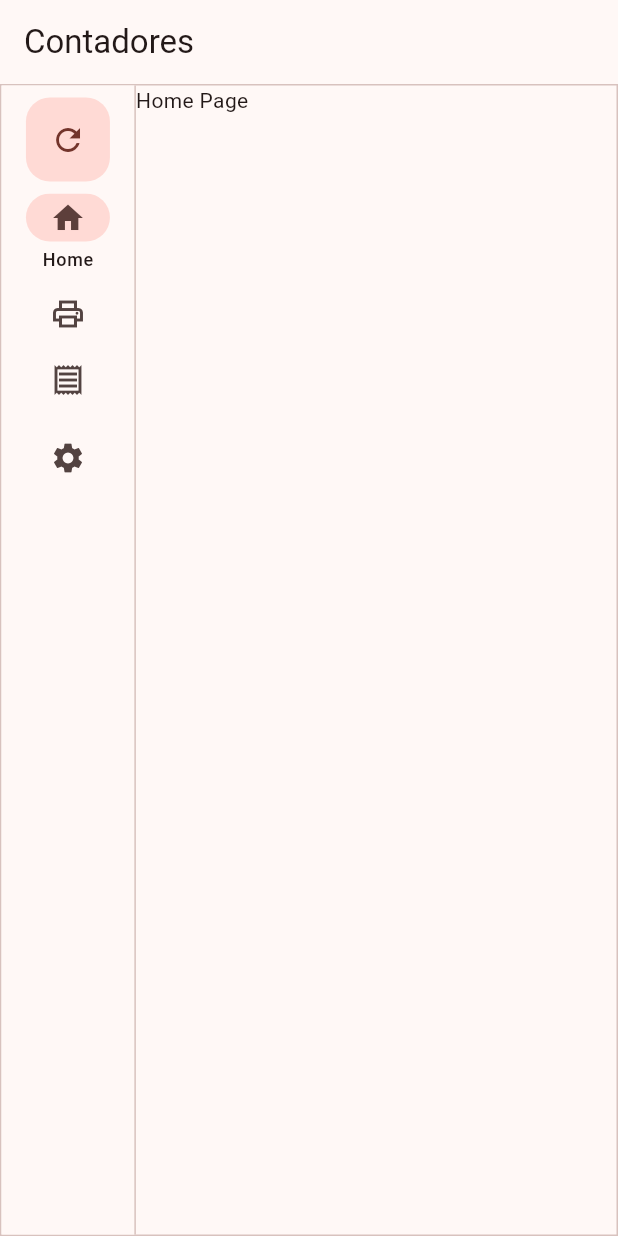
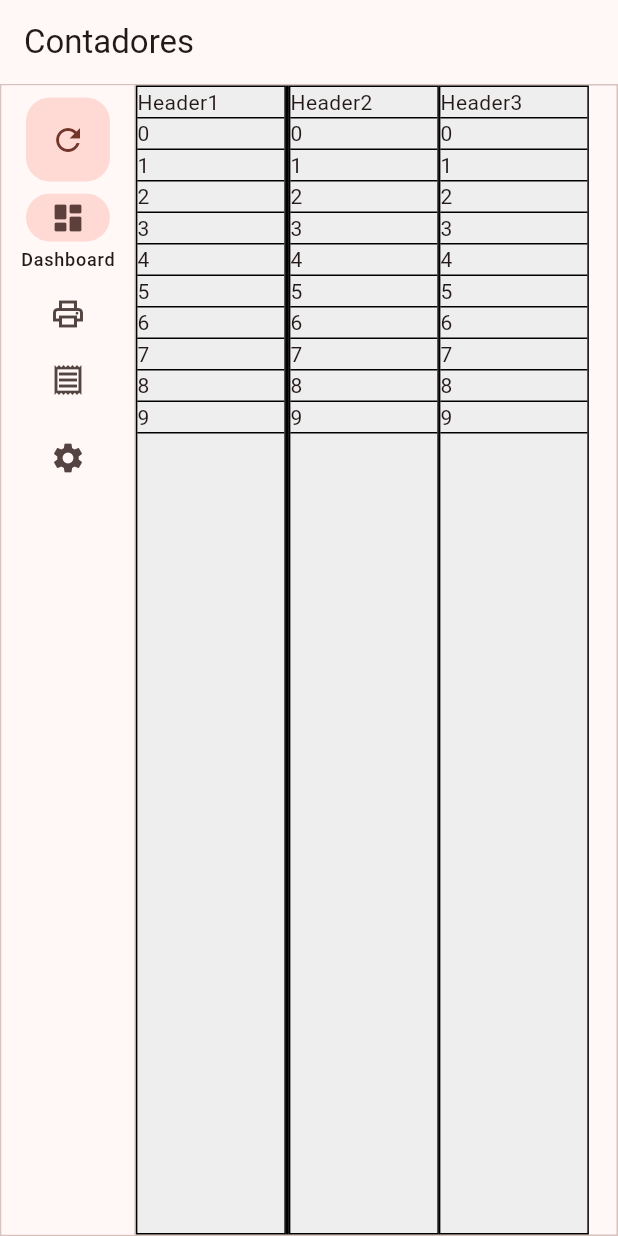
Before and after one commit to BrunoAlm/DURIN, a Flutter app: the screen it shows after launch, on a phone screen of 412 x 824 dp. Run offline on Flutter 3.47's test engine with Material 3 defaults, Android fonts, the phone set to English and light mode, and no system bars; our stand-ins replace csv, dio, get_it; missing offline and left inert: dart:html; network calls fail.

Commit message:
tentando fazer a tabela zica

```diff
--- a/contadores/agora-vai/app/lib/main.dart
+++ b/contadores/agora-vai/app/lib/main.dart
@@ -1,5 +1,5 @@
 import 'package:app/src/app_module.dart';
-import 'package:app/src/pages/features/home/home_page.dart';
+import 'package:app/src/pages/features/dashboard/dashboard_page.dart';
 import 'package:app/src/pages/features/printers/printers_page.dart';
 import 'package:app/src/pages/features/reports/reports_page.dart';
 import 'package:app/src/pages/features/settings/settings_page.dart';
@@ -25,7 +25,7 @@ class AppWidget extends StatelessWidget {
       initialRoute: '/',
       routes: {
         '/': (context) => const NavigationPage(),
-        '/home': (context) => const HomePage(),
+        '/home': (context) => const DashboardPage(),
         '/printers': (context) => const PrintersPage(),
         '/reports': (context) => const ReportsPage(),
         '/settings': (context) => const SettingsPage(),
--- a/contadores/agora-vai/app/lib/src/app_module.dart
+++ b/contadores/agora-vai/app/lib/src/app_module.dart
@@ -1,6 +1,7 @@
 
 import 'package:app/main.dart';
 import 'package:app/src/core/api_service.dart';
+import 'package:app/src/pages/features/dashboard/dashboard_controller.dart';
 import 'package:app/src/pages/features/printers/printers_repository.dart';
 import 'package:app/src/pages/features/printers/printers_controller.dart';
 import 'package:app/src/pages/features/reports/reports_controller.dart';
@@ -18,5 +19,6 @@ class AppModule {
     di.registerLazySingleton(() => PrintersController());
     di.registerFactory(() => NavigationStore());
     di.registerFactory(() => ReportsController());
+    di.registerFactory(() => DashboardController());
   }
 }
--- a/contadores/agora-vai/app/lib/src/core/helpers.dart
+++ b/contadores/agora-vai/app/lib/src/core/helpers.dart
@@ -9,4 +9,10 @@ class Helpers {
     "Araquari",
     "Maceió",
   ];
+  static const dadosParaCalculo = {
+    "valorImpressoraEtiquetas": 352.47,
+    "valorImpressoraMultifuncional": 0.00,
+    "valorPaginaExcedenteEtiquetas": 0.0025,
+    "valorPaginaExcedenteMultifuncional": 0.1177,
+  };
 }
--- /dev/null
+++ b/contadores/agora-vai/app/lib/src/pages/features/dashboard/dashboard_page.dart
@@ -0,0 +1,198 @@
+import 'package:app/main.dart';
+import 'package:app/src/pages/features/dashboard/dashboard_controller.dart';
+import 'package:app/src/pages/features/dashboard/widgets/draggble_table.dart';
+import 'package:app/src/pages/features/printers/printers_controller.dart';
+import 'package:flutter/material.dart';
+
+class DashboardPage extends StatefulWidget {
+  const DashboardPage({super.key});
+
+  @override
+  State<DashboardPage> createState() => _DashboardPageState();
+}
+
+class _DashboardPageState extends State<DashboardPage>
+    with TickerProviderStateMixin {
+  final PrintersController printersCt = di();
+  final DashboardController dashCt = di();
+  double _blockWidth = 0;
+  var rowKey = GlobalKey();
+
+  @override
+  Widget build(BuildContext context) {
+    final screenWidth = MediaQuery.of(context).size.width;
+    return Column(
+      children: [
+        Flexible(
+          child: Row(
+            key: rowKey,
+            children: [
+              Container(
+                width: 100 + _blockWidth,
+                decoration: BoxDecoration(
+                    color: const Color.fromARGB(255, 238, 238, 238),
+                    border: Border.all()),
+                child: Column(
+                  crossAxisAlignment: CrossAxisAlignment.stretch,
+                  children: [
+                    Container(
+                        decoration:
+                            const BoxDecoration(border: Border(bottom: BorderSide())),
+                        child: const Text('Header1')),
+                    Column(
+                      crossAxisAlignment: CrossAxisAlignment.stretch,
+                      children: List.generate(
+                        10,
+                        (index) => Container(
+                            decoration: const BoxDecoration(
+                                border: Border(bottom: BorderSide())),
+                            child: Text('$index')),
+                      ),
+                    )
+                  ],
+                ),
+              ),
+              MouseRegion(
+                cursor: SystemMouseCursors.resizeColumn,
+                child: GestureDetector(
+                  onHorizontalDragStart: (details) {
+                    _onColumnDragStart();
+                  },
+                  onHorizontalDragUpdate: (details) =>
+                      _onColumnDragUpdate(details.delta.dx, screenWidth),
+                  onHorizontalDragEnd: (details) =>
+                      _onColumnDragEnd(screenWidth),
+                  child: Container(
+                    width: 2,
+                    decoration: const BoxDecoration(
+                      color: Colors.black,
+                    ),
+                  ),
+                ),
+              ),
+             Container(
+                width: 100 + _blockWidth,
+                decoration: BoxDecoration(
+                    color: const Color.fromARGB(255, 238, 238, 238),
+                    border: Border.all()),
+                child: Column(
+                  crossAxisAlignment: CrossAxisAlignment.stretch,
+                  children: [
+                    Container(
+                        decoration:
+                            const BoxDecoration(border: Border(bottom: BorderSide())),
+                        child: const Text('Header2')),
+                    Column(
+                      crossAxisAlignment: CrossAxisAlignment.stretch,
+                      children: List.generate(
+                        10,
+                        (index) => Container(
+                            decoration: const BoxDecoration(
+                                border: Border(bottom: BorderSide())),
+                            child: Text('$index')),
+                      ),
+                    )
+                  ],
+                ),
+              ),
+             Container(
+                width: 100 + _blockWidth,
+                decoration: BoxDecoration(
+                    color: const Color.fromARGB(255, 238, 238, 238),
+                    border: Border.all()),
+                child: Column(
+                  crossAxisAlignment: CrossAxisAlignment.stretch,
+                  children: [
+                    Container(
+                        decoration:
+                            const BoxDecoration(border: Border(bottom: BorderSide())),
+                        child: const Text('Header3')),
+                    Column(
+                      crossAxisAlignment: CrossAxisAlignment.stretch,
+                      children: List.generate(
+                        10,
+                        (index) => Container(
+                            decoration: const BoxDecoration(
+                                border: Border(bottom: BorderSide())),
+                            child: Text('$index')),
+                      ),
+                    )
+                  ],
+                ),
+              ),
+            ],
+          ),
+        ),
+      ],
+    );
+    // final headers = ["Nome", "IP", "Contador Atual"];
+    // final data = [
+    //   ["impxr001", "10.0.3.1", "123123"],
+    //   ["impxr002", "10.0.3.2", "1231234"],
+    //   ["impxr003", "10.0.3.3", "12312345"],
+    // ];
+    // return Padding(
+    //   padding: const EdgeInsets.all(18.0),
+    //   child: DraggableTable(headers: headers, data: data),
+    // );
+    // return
+
+    // ValueListenableBuilder(
+    //   valueListenable: printersCt.printers,
+    //   builder: (context, printers, child) {
+    //     if (printers.isEmpty) {
+    //       return const Center(child: CircularProgressIndicator());
+    //     }
+
+    // return GridView.builder(
+    //   // itemCount: Helpers.branchesList.length,
+    //   itemCount: printers.length,
+    //   gridDelegate: const SliverGridDelegateWithFixedCrossAxisCount(
+    //       crossAxisCount: 8),
+    //   shrinkWrap: true,
+    //   scrollDirection: Axis.vertical,
+    //   itemBuilder: (context, index) {
+    //     dashCt.init(printers[index].counters, printers[index].type);
+    //     int counter = dashCt.counter;
+    //     double printerCost = dashCt.printerCost;
+    //     // String branch = Helpers.branchesList[index];
+    //     return Card(
+    //       child: Column(
+    //         mainAxisAlignment: MainAxisAlignment.center,
+    //         crossAxisAlignment: CrossAxisAlignment.start,
+    //         children: [
+    //           Text("Nome: ${printers[index].name}"),
+    //           Text("Quantidade impressa: $counter páginas/inches"),
+    //           Text("Custo: R\$${printerCost.toStringAsFixed(2)}"),
+    //         ],
+    //       ),
+    //     );
+    //   },
+    // );
+    // },
+    // );
+  }
+
+  void _onColumnDragStart() {
+    // setState(() {
+    //   _blockWidth -= 10;
+    // });
+  }
+
+  void _onColumnDragUpdate(double delta, double screenWidth) {
+    print(rowKey);
+    if (_blockWidth >= 0 && _blockWidth <= screenWidth - 200) {
+      print("Bloco: $_blockWidth Tela: $screenWidth");
+      setState(() {
+        _blockWidth += delta;
+      });
+    }
+  }
+
+  void _onColumnDragEnd(double screenWidth) {
+    setState(() {
+      _blockWidth = _blockWidth.clamp(10, screenWidth);
+      _blockWidth -= 1;
+    });
+  }
+}
--- a/contadores/agora-vai/app/lib/src/pages/features/home/home_page.dart
+++ /dev/null
@@ -1,12 +0,0 @@
-import 'package:flutter/material.dart';
-
-class HomePage extends StatelessWidget {
-  const HomePage({super.key});
-
-  @override
-  Widget build(BuildContext context) {
-    return const SizedBox(
-      child: Text('Home Page'),
-    );
-  }
-}
--- a/contadores/agora-vai/app/lib/src/pages/features/printers/entities/printers_entity.dart
+++ b/contadores/agora-vai/app/lib/src/pages/features/printers/entities/printers_entity.dart
@@ -10,6 +10,7 @@ class PrintersEntity {
   final String tonerLevel;
   final String model;
   final String status;
+  final String company;
   final List<CountersEntity?>? counters;
 
   PrintersEntity({
@@ -22,6 +23,7 @@ class PrintersEntity {
     required this.tonerLevel,
     required this.model,
     required this.status,
+    required this.company,
     this.counters,
   });
 
@@ -50,6 +52,7 @@ class PrintersEntity {
       tonerLevel: map['nivel_toner'].toString(),
       model: map['modelo'],
       status: map['status'],
+      company: map['empresa'],
       counters: (map['contadores'] as List)
           .map((e) => CountersEntity.fromMap(e))
           .toList(),
@@ -65,6 +68,7 @@ class PrintersEntity {
     String? tonerLevel,
     String? model,
     String? status,
+    String? company,
   }) =>
       PrintersEntity(
         id: id,
@@ -76,6 +80,7 @@ class PrintersEntity {
         tonerLevel: tonerLevel ?? this.tonerLevel,
         model: model ?? this.model,
         status: status ?? this.status,
+        company: company ?? this.company,
         counters: counters,
       );
 }
--- a/contadores/agora-vai/app/lib/src/pages/features/printers/printers_page.dart
+++ b/contadores/agora-vai/app/lib/src/pages/features/printers/printers_page.dart
@@ -26,7 +26,7 @@ class _PrintersPageState extends State<PrintersPage> {
           if (printers.isEmpty) {
             return const Center(child: CircularProgressIndicator());
           }
-          var zebras = printers.where((p) => p.type == 'zebra').toList();
+          var zebras = printers.where((p) => p.type == 'etiqueta').toList();
           var multifuns =
               printers.where((p) => p.type == 'multifuncional').toList();
           return ListView.builder(
--- a/contadores/agora-vai/app/lib/src/pages/navigation_page.dart
+++ b/contadores/agora-vai/app/lib/src/pages/navigation_page.dart
@@ -1,5 +1,5 @@
 import 'package:app/main.dart';
-import 'package:app/src/pages/features/home/home_page.dart';
+import 'package:app/src/pages/features/dashboard/dashboard_page.dart';
 import 'package:app/src/pages/features/printers/printers_page.dart';
 import 'package:app/src/pages/features/printers/printers_controller.dart';
 import 'package:app/src/pages/features/reports/reports_page.dart';
@@ -19,7 +19,7 @@ class _NavigationPageState extends State<NavigationPage> {
   final PrintersController _printersCt = di();
 
   final List<Widget> pages = [
-    const HomePage(),
+    const DashboardPage(),
     const PrintersPage(),
     const ReportsPage()
   ];
@@ -27,6 +27,11 @@ class _NavigationPageState extends State<NavigationPage> {
   @override
   void initState() {
     _printersCt.init();
+    _printersCt.addListener(() {
+      setState(() {
+        _printersCt.init();
+      });
+    });
     super.initState();
   }
 
@@ -121,9 +126,9 @@ class _NavigationPageState extends State<NavigationPage> {
               ),
               destinations: const <NavigationRailDestination>[
                 NavigationRailDestination(
-                  icon: Icon(Icons.home_outlined),
-                  selectedIcon: Icon(Icons.home),
-                  label: Text('Home'),
+                  icon: Icon(Icons.dashboard_outlined),
+                  selectedIcon: Icon(Icons.dashboard_rounded),
+                  label: Text('Dashboard'),
                 ),
                 NavigationRailDestination(
                   icon: Icon(Icons.local_printshop_outlined),
```
Also changed, not shown: contadores/agora-vai/app/lib/src/pages/features/dashboard/dashboard_controller.dart (added, +46 -0 lines), contadores/agora-vai/app/lib/src/pages/features/dashboard/widgets/draggble_table.dart (added, +113 -0 lines), contadores/agora-vai/app/lib/src/pages/features/reports/components/reports_table.dart (+46 -13 lines), contadores/agora-vai/app/lib/src/pages/features/reports/reports_controller.dart (+44 -42 lines), contadores/agora-vai/docker-compose.yaml (added, +22 -0 lines), 5 other files.
